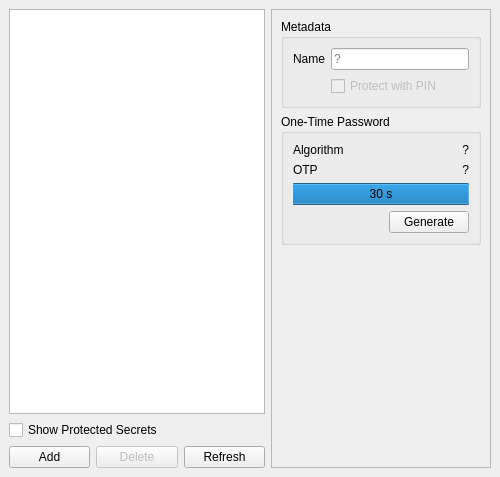
The window that nitrokeyapp/ui/secrets_tab.ui (Nitrokey/nitrokey-app2) describes before a commit, drawn with Qt 5.
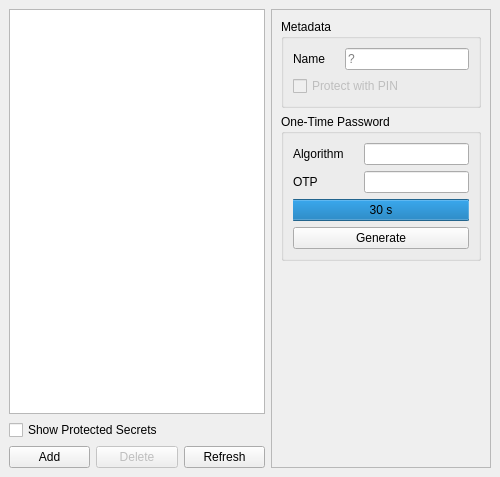
The same window after the commit.

Commit message:
secrets: Use QLineEdit for OTP
To make it possible to copy the generated OTP, we show it in a read-only
QLineEdit instead of a QLabel.  For consistency, this patch uses a
QLineEdit for the algorithm too.

Fixes: https://github.com/Nitrokey/nitrokey-app2/issues/105

The edit to the form file:
```diff
--- a/nitrokeyapp/ui/secrets_tab.ui
+++ b/nitrokeyapp/ui/secrets_tab.ui
@@ -159,8 +159,8 @@
            <rect>
             <x>0</x>
             <y>0</y>
-            <width>226</width>
-            <height>443</height>
+            <width>218</width>
+            <height>457</height>
            </rect>
           </property>
           <layout class="QVBoxLayout" name="verticalLayout_4">
@@ -181,7 +181,10 @@
              <property name="title">
               <string>Metadata</string>
              </property>
-             <layout class="QFormLayout" name="formLayout_2">
+             <layout class="QFormLayout" name="formLayout_3">
+              <property name="horizontalSpacing">
+               <number>20</number>
+              </property>
               <item row="0" column="0">
                <widget class="QLabel" name="label">
                 <property name="text">
@@ -199,7 +202,7 @@
                 </property>
                </widget>
               </item>
-              <item row="1" column="1">
+              <item row="1" column="0" colspan="2">
                <widget class="QCheckBox" name="checkBoxPinProtection">
                 <property name="enabled">
                  <bool>false</bool>
@@ -212,9 +215,6 @@
                 </property>
                </widget>
               </item>
-              <item row="1" column="0">
-               <widget class="QWidget" name="widget_6" native="true"/>
-              </item>
              </layout>
             </widget>
            </item>
@@ -223,78 +223,45 @@
              <property name="title">
               <string>One-Time Password</string>
              </property>
-             <layout class="QVBoxLayout" name="verticalLayout_3">
-              <item>
-               <widget class="QWidget" name="widget_4" native="true">
-                <layout class="QHBoxLayout" name="horizontalLayout_3">
-                 <property name="leftMargin">
-                  <number>0</number>
-                 </property>
-                 <property name="topMargin">
-                  <number>0</number>
-                 </property>
-                 <property name="rightMargin">
-                  <number>0</number>
-                 </property>
-                 <property name="bottomMargin">
-                  <number>0</number>
-                 </property>
-                 <item>
+             <layout class="QFormLayout" name="formLayout_2">
+              <property name="horizontalSpacing">
+               <number>20</number>
+              </property>
+              <item row="0" column="0">
                   <widget class="QLabel" name="label_2">
                    <property name="text">
                     <string>Algorithm</string>
                    </property>
                   </widget>
                  </item>
-                 <item>
-                  <widget class="QLabel" name="labelOtpAlgorithm">
-                   <property name="text">
-                    <string>?</string>
-                   </property>
-                   <property name="alignment">
-                    <set>Qt::AlignRight|Qt::AlignTrailing|Qt::AlignVCenter</set>
-                   </property>
-                  </widget>
-                 </item>
-                </layout>
-               </widget>
-              </item>
-              <item>
-               <widget class="QWidget" name="widgetOtp" native="true">
-                <layout class="QHBoxLayout" name="horizontalLayout_5">
-                 <property name="leftMargin">
-                  <number>0</number>
-                 </property>
-                 <property name="topMargin">
-                  <number>0</number>
-                 </property>
-                 <property name="rightMargin">
-                  <number>0</number>
-                 </property>
-                 <property name="bottomMargin">
-                  <number>0</number>
-                 </property>
-                 <item>
-                  <widget class="QLabel" name="label_3">
-                   <property name="text">
-                    <string>OTP</string>
-                   </property>
-                  </widget>
-                 </item>
-                 <item>
+              <item row="0" column="1">
+               <widget class="QLineEdit" name="lineEditOtpAlgorithm">
+                <property name="readOnly">
+                 <bool>true</bool>
+                </property>
+               </widget>
+              </item>
+              <item row="1" column="0">
                   <widget class="QLabel" name="labelOtp">
                    <property name="text">
-                    <string>?</string>
-                   </property>
-                   <property name="alignment">
-                    <set>Qt::AlignRight|Qt::AlignTrailing|Qt::AlignVCenter</set>
-                   </property>
-                  </widget>
-                 </item>
-                </layout>
+                 <string>OTP</string>
+                </property>
+               </widget>
+              </item>
+              <item row="1" column="1">
+               <widget class="QLineEdit" name="lineEditOtp">
+                <property name="sizePolicy">
+                 <sizepolicy hsizetype="Expanding" vsizetype="Fixed">
+                  <horstretch>0</horstretch>
+                  <verstretch>0</verstretch>
+                 </sizepolicy>
+                </property>
+                <property name="readOnly">
+                 <bool>true</bool>
+                </property>
                </widget>
               </item>
-              <item>
+              <item row="2" column="0" colspan="2">
                <widget class="QProgressBar" name="progressBarOtpTimeout">
                 <property name="maximum">
                  <number>30</number>
@@ -313,42 +280,11 @@
                 </property>
                </widget>
               </item>
-              <item>
-               <widget class="QWidget" name="widget_5" native="true">
-                <layout class="QHBoxLayout" name="horizontalLayout_4">
-                 <property name="leftMargin">
-                  <number>0</number>
-                 </property>
-                 <property name="topMargin">
-                  <number>0</number>
-                 </property>
-                 <property name="rightMargin">
-                  <number>0</number>
-                 </property>
-                 <property name="bottomMargin">
-                  <number>0</number>
-                 </property>
-                 <item>
-                  <spacer name="horizontalSpacer">
-                   <property name="orientation">
-                    <enum>Qt::Horizontal</enum>
-                   </property>
-                   <property name="sizeHint" stdset="0">
-                    <size>
-                     <width>40</width>
-                     <height>20</height>
-                    </size>
-                   </property>
-                  </spacer>
-                 </item>
-                 <item>
+              <item row="3" column="0" colspan="2">
                   <widget class="QPushButton" name="pushButtonOtpGenerate">
                    <property name="text">
                     <string>Generate</string>
                    </property>
-                  </widget>
-                 </item>
-                </layout>
                </widget>
               </item>
              </layout>
```
Lines whose indentation alone changed are shown as unchanged. The commit also changes 1 other file.
